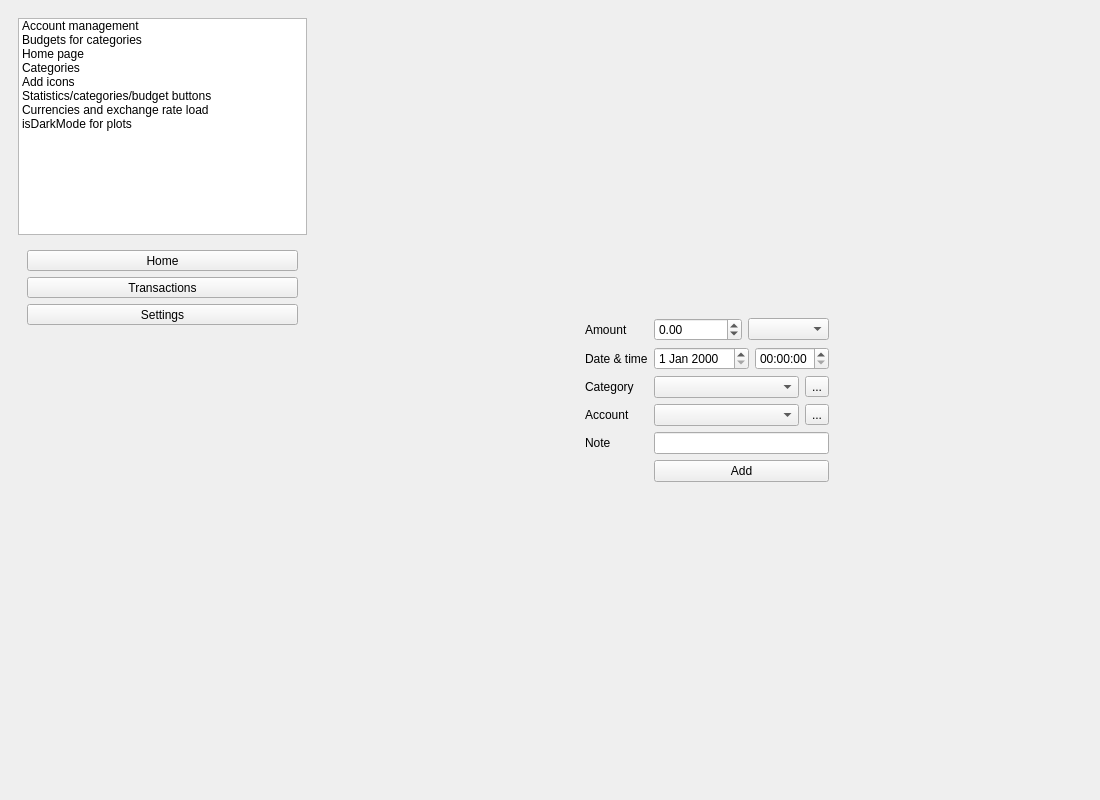
First picture: the form in Desktop/mainwindow.ui, repository david4more/CoinWarden, before the edit.
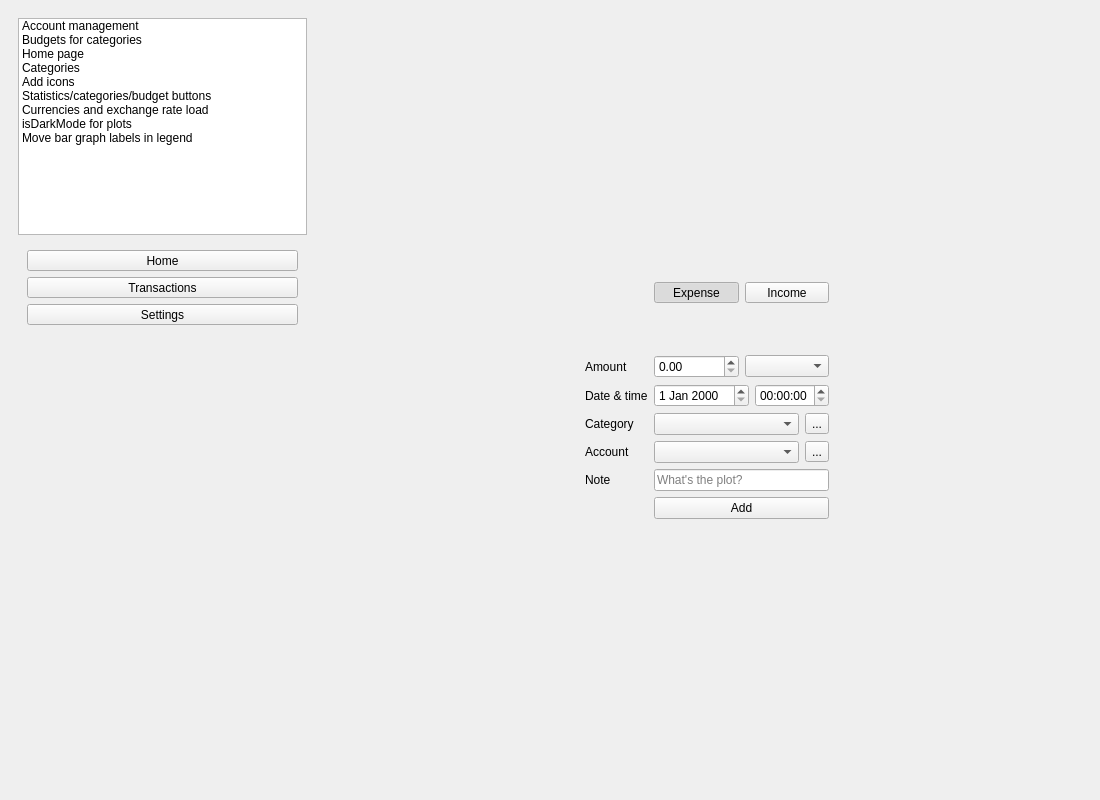
Second picture: the form after the edit. The open tabs and pages were chosen to show the change. Custom widgets are drawn as their Qt base class.

Commit message: improve database interaction logic, add income/expense for categories

Patch:
```diff
--- a/Desktop/mainwindow.ui
+++ b/Desktop/mainwindow.ui
@@ -78,6 +78,11 @@
            <string>isDarkMode for plots</string>
           </property>
          </item>
+         <item>
+          <property name="text">
+           <string>Move bar graph labels in legend</string>
+          </property>
+         </item>
         </widget>
        </item>
        <item>
@@ -368,8 +373,8 @@
       </widget>
       <widget class="QWidget" name="newTransaction">
        <layout class="QGridLayout" name="gridLayout">
-        <item row="4" column="1">
-         <spacer name="verticalSpacer_3">
+        <item row="0" column="1">
+         <spacer name="verticalSpacer_2">
           <property name="orientation">
            <enum>Qt::Orientation::Vertical</enum>
           </property>
@@ -381,22 +386,35 @@
           </property>
          </spacer>
         </item>
-        <item row="1" column="1" rowspan="2" colspan="2">
+        <item row="1" column="0">
+         <spacer name="horizontalSpacer_2">
+          <property name="orientation">
+           <enum>Qt::Orientation::Horizontal</enum>
+          </property>
+          <property name="sizeHint" stdset="0">
+           <size>
+            <width>40</width>
+            <height>20</height>
+           </size>
+          </property>
+         </spacer>
+        </item>
+        <item row="1" column="1">
          <widget class="QWidget" name="widget" native="true">
           <layout class="QFormLayout" name="formLayout">
-           <item row="0" column="0">
+           <item row="2" column="0">
             <widget class="QLabel" name="label_5">
              <property name="text">
               <string>Amount</string>
              </property>
             </widget>
            </item>
-           <item row="0" column="1">
+           <item row="2" column="1">
             <layout class="QHBoxLayout" name="horizontalLayout_2">
              <item>
               <widget class="QDoubleSpinBox" name="tAmount">
                <property name="minimum">
-                <double>-999999.000000000000000</double>
+                <double>0.000000000000000</double>
                </property>
                <property name="maximum">
                 <double>999999.000000000000000</double>
@@ -408,14 +426,14 @@
              </item>
             </layout>
            </item>
-           <item row="1" column="0">
+           <item row="3" column="0">
             <widget class="QLabel" name="label_7">
              <property name="text">
               <string>Date &amp; time</string>
              </property>
             </widget>
            </item>
-           <item row="1" column="1">
+           <item row="3" column="1">
             <layout class="QHBoxLayout" name="horizontalLayout_5">
              <item>
               <widget class="QDateEdit" name="tDate"/>
@@ -425,14 +443,14 @@
              </item>
             </layout>
            </item>
-           <item row="2" column="0">
+           <item row="4" column="0">
             <widget class="QLabel" name="label_9">
              <property name="text">
               <string>Category</string>
              </property>
             </widget>
            </item>
-           <item row="2" column="1">
+           <item row="4" column="1">
             <layout class="QHBoxLayout" name="horizontalLayout_9">
              <item>
               <widget class="QComboBox" name="tCategory"/>
@@ -446,14 +464,14 @@
              </item>
             </layout>
            </item>
-           <item row="3" column="0">
+           <item row="5" column="0">
             <widget class="QLabel" name="label_8">
              <property name="text">
               <string>Account</string>
              </property>
             </widget>
            </item>
-           <item row="3" column="1">
+           <item row="5" column="1">
             <layout class="QHBoxLayout" name="horizontalLayout_6">
              <item>
               <widget class="QComboBox" name="tAccount"/>
@@ -467,40 +485,86 @@
              </item>
             </layout>
            </item>
-           <item row="4" column="0">
+           <item row="6" column="0">
             <widget class="QLabel" name="label_10">
              <property name="text">
               <string>Note</string>
              </property>
             </widget>
            </item>
-           <item row="4" column="1">
-            <widget class="QLineEdit" name="tNote"/>
+           <item row="6" column="1">
+            <widget class="QLineEdit" name="tNote">
+             <property name="placeholderText">
+              <string>What's the plot?</string>
+             </property>
+            </widget>
            </item>
-           <item row="5" column="1">
+           <item row="7" column="1">
             <widget class="QPushButton" name="addTransactionButton">
              <property name="text">
               <string>Add</string>
              </property>
             </widget>
            </item>
+           <item row="0" column="1">
+            <layout class="QHBoxLayout" name="horizontalLayout_10">
+             <item>
+              <widget class="QToolButton" name="tExpense">
+               <property name="sizePolicy">
+                <sizepolicy hsizetype="Preferred" vsizetype="Fixed">
+                 <horstretch>0</horstretch>
+                 <verstretch>0</verstretch>
+                </sizepolicy>
+               </property>
+               <property name="text">
+                <string>Expense</string>
+               </property>
+               <property name="checkable">
+                <bool>true</bool>
+               </property>
+               <property name="checked">
+                <bool>true</bool>
+               </property>
+              </widget>
+             </item>
+             <item>
+              <widget class="QToolButton" name="tIncome">
+               <property name="sizePolicy">
+                <sizepolicy hsizetype="Preferred" vsizetype="Fixed">
+                 <horstretch>0</horstretch>
+                 <verstretch>0</verstretch>
+                </sizepolicy>
+               </property>
+               <property name="text">
+                <string>Income</string>
+               </property>
+               <property name="checkable">
+                <bool>true</bool>
+               </property>
+              </widget>
+             </item>
+            </layout>
+           </item>
+           <item row="1" column="1">
+            <spacer name="verticalSpacer_6">
+             <property name="orientation">
+              <enum>Qt::Orientation::Vertical</enum>
+             </property>
+             <property name="sizeType">
+              <enum>QSizePolicy::Policy::Preferred</enum>
+             </property>
+             <property name="sizeHint" stdset="0">
+              <size>
+               <width>20</width>
+               <height>40</height>
+              </size>
+             </property>
+            </spacer>
+           </item>
           </layout>
          </widget>
         </item>
-        <item row="1" column="0">
-         <spacer name="horizontalSpacer_2">
-          <property name="orientation">
-           <enum>Qt::Orientation::Horizontal</enum>
-          </property>
-          <property name="sizeHint" stdset="0">
-           <size>
-            <width>40</width>
-            <height>20</height>
-           </size>
-          </property>
-         </spacer>
-        </item>
-        <item row="1" column="3">
+        <item row="1" column="2">
          <spacer name="horizontalSpacer">
           <property name="orientation">
            <enum>Qt::Orientation::Horizontal</enum>
@@ -513,8 +577,8 @@
           </property>
          </spacer>
         </item>
-        <item row="0" column="1">
-         <spacer name="verticalSpacer_2">
+        <item row="2" column="1">
+         <spacer name="verticalSpacer_3">
           <property name="orientation">
            <enum>Qt::Orientation::Vertical</enum>
           </property>
```
Left out of the diff: 21 changed lines with no effect on the pictures. The commit also changes 9 other files.
